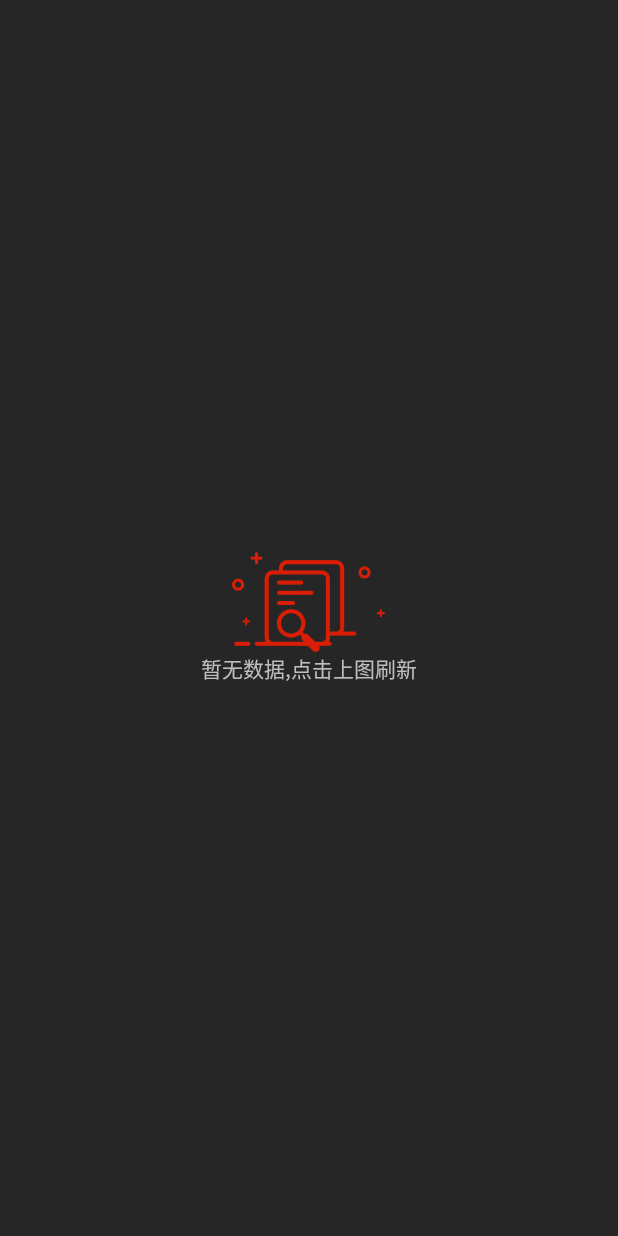
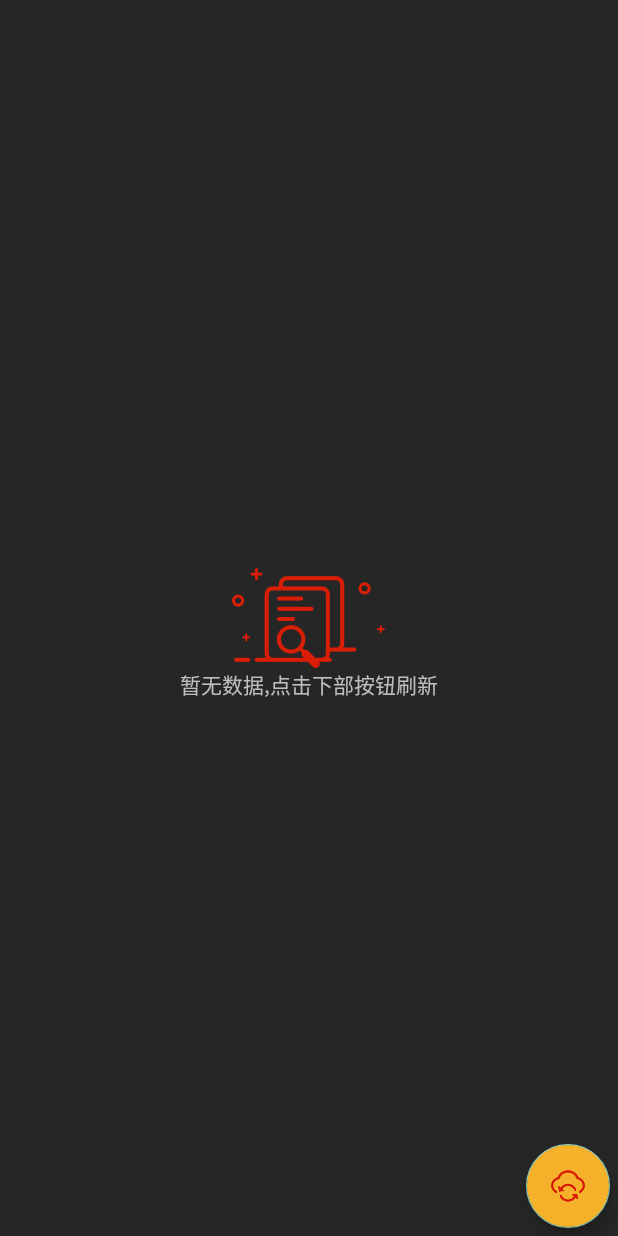
Before and after one commit to huysyyrps/lk_epk, an Android app: the layout fragment_scan_backa.xml on its own in the app's theme, with its tools: preview values and no code run, on a phone screen of 412 x 824 dp. Run offline under Robolectric (Android 15) with nearby library versions, the phone set to English and light mode, and no system bars; plain views replace ClassicsFooter, ClassicsHeader, SmartRefreshLayout.

Commit message:
2023-04-17增加刷新动画

```diff
--- a/app/build.gradle
+++ b/app/build.gradle
@@ -82,5 +82,7 @@ dependencies {
     implementation  'io.github.scwang90:refresh-layout-kernel:2.0.5'      //核心必须依赖
     implementation  'io.github.scwang90:refresh-footer-classics:2.0.5'    //经典加载
     implementation  'io.github.scwang90:refresh-header-classics:2.0.5'    //经典加载
+    //协程
+    implementation 'org.jetbrains.kotlinx:kotlinx-coroutines-android:1.5.1'
 
 }
--- a/app/src/main/java/com/example/lk_epk/activity/MainActivity.kt
+++ b/app/src/main/java/com/example/lk_epk/activity/MainActivity.kt
@@ -60,9 +60,9 @@ class MainActivity : BaseActivity(), View.OnClickListener {
         })
         mFragmentList.add(0, ScanAFragment())
         mFragmentList.add(1, ScanBFragment())
-        mFragmentList.add(2, AlignFragment())
-        mFragmentList.add(3, ScanBackAFragment())
-        mFragmentList.add(4, ScanBackBFragment())
+        mFragmentList.add(2, ScanBackAFragment())
+        mFragmentList.add(3, ScanBackBFragment())
+        mFragmentList.add(4, AlignFragment())
         currentFragmen = mFragmentList[0];
         // 初始化首次进入时的Fragment
         fragmentManager = supportFragmentManager;
--- a/app/src/main/res/layout/fragment_scan_backa.xml
+++ b/app/src/main/res/layout/fragment_scan_backa.xml
@@ -7,24 +7,34 @@
         android:background="@color/theme_back_color"
         android:orientation="horizontal"
         tools:context=".activity.MainActivity">
-    <LinearLayout
+    <RelativeLayout
             android:id="@+id/linNoData"
             android:layout_width="match_parent"
-            android:layout_height="match_parent"
-            android:orientation="vertical"
-            android:gravity="center">
+            android:layout_height="match_parent">
         <ImageView
                 android:id="@+id/ivRef"
                 android:layout_width="wrap_content"
                 android:layout_height="wrap_content"
                 android:scaleType="fitXY"
+                android:layout_centerInParent="true"
                 android:src="@drawable/ic_nodata"/>
         <TextView
                 android:layout_width="wrap_content"
                 android:layout_height="wrap_content"
+                android:layout_below="@+id/ivRef"
+                android:layout_centerHorizontal="true"
                 android:text="@string/no_data"/>
+       <com.google.android.material.floatingactionbutton.FloatingActionButton
+               android:id="@+id/floButton"
+               android:layout_width="wrap_content"
+               android:layout_height="wrap_content"
+               android:layout_alignParentBottom="true"
+               android:layout_alignParentRight="true"
+               android:layout_margin="5dp"
+               android:backgroundTint="@color/theme_color"
+               android:src="@drawable/ic_refus"/>
 
-    </LinearLayout>
+    </RelativeLayout>
     <LinearLayout
             android:id="@+id/linData"
             android:layout_width="match_parent"
--- a/app/src/main/res/values/strings.xml
+++ b/app/src/main/res/values/strings.xml
@@ -32,10 +32,11 @@
     <string name="remove_success">删除成功</string>
     <string name="is_first">已是第一张</string>
     <string name="is_last">已是最后一张</string>
-    <string name="no_data">暂无数据,点击上图刷新</string>
+    <string name="no_data">暂无数据,点击下部按钮刷新</string>
 
     <string name="project_button">功能按键</string>
     <string name="device_param">设备参数</string>
     <string name="direction_control">方向控制</string>
     <string name="in_project">进入程序</string>
+    <string name="projress">加载中...</string>
 </resources>
```
Also changed, not shown: app/src/main/java/com/example/lk_epk/fragment/ScanBackAFragment.kt (+21 -1 lines), app/src/main/res/layout/activity_main.xml (+6 -5 lines), app/src/main/res/layout/dialog_projress.xml (added, +26 -0 lines), app/src/main/res/drawable-hdpi/ic_refus.png (added).
